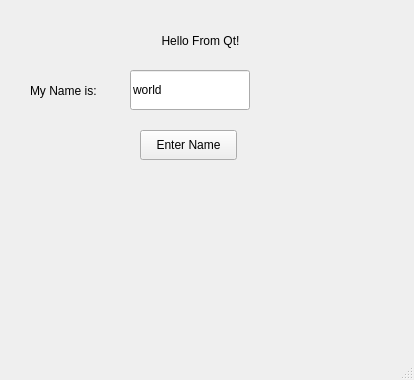
Above: handson_embedded_qt/ch02-HelloFromQt/mainwindow.ui from saibi/qt before the change. Below: the same form after it.
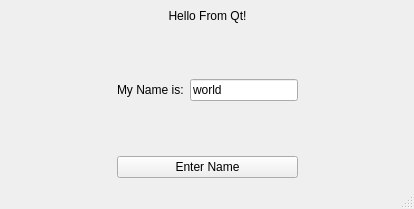
That is the form after the change.

Commit message: handson embedded qt:ch03 deploy target board

The edit to the form file:
```diff
--- a/handson_embedded_qt/ch02-HelloFromQt/mainwindow.ui
+++ b/handson_embedded_qt/ch02-HelloFromQt/mainwindow.ui
@@ -7,22 +7,60 @@
     <x>0</x>
     <y>0</y>
     <width>414</width>
-    <height>380</height>
+    <height>209</height>
    </rect>
   </property>
   <property name="windowTitle">
    <string>MainWindow</string>
   </property>
   <widget class="QWidget" name="centralwidget">
+   <layout class="QGridLayout" name="gridLayout">
+    <item row="2" column="1">
+     <layout class="QHBoxLayout" name="horizontalLayout_3">
+      <item>
+       <widget class="QLabel" name="label_2">
+        <property name="text">
+         <string>My Name is:</string>
+        </property>
+       </widget>
+      </item>
+      <item>
+       <widget class="QLineEdit" name="lineEdit">
+        <property name="text">
+         <string>world</string>
+        </property>
+       </widget>
+      </item>
+     </layout>
+    </item>
+    <item row="4" column="0">
+     <spacer name="horizontalSpacer">
+      <property name="orientation">
+       <enum>Qt::Horizontal</enum>
+      </property>
+      <property name="sizeHint" stdset="0">
+       <size>
+        <width>40</width>
+        <height>20</height>
+       </size>
+      </property>
+     </spacer>
+    </item>
+    <item row="3" column="1">
+     <spacer name="verticalSpacer">
+      <property name="orientation">
+       <enum>Qt::Vertical</enum>
+      </property>
+      <property name="sizeHint" stdset="0">
+       <size>
+        <width>20</width>
+        <height>40</height>
+       </size>
+      </property>
+     </spacer>
+    </item>
+    <item row="0" column="1">
    <widget class="QLabel" name="label">
-    <property name="geometry">
-     <rect>
-      <x>70</x>
-      <y>30</y>
-      <width>261</width>
-      <height>21</height>
-     </rect>
-    </property>
     <property name="text">
      <string>Hello From Qt!</string>
     </property>
@@ -30,45 +68,41 @@
      <set>Qt::AlignCenter</set>
     </property>
    </widget>
-   <widget class="QLineEdit" name="lineEdit">
-    <property name="geometry">
-     <rect>
-      <x>130</x>
-      <y>70</y>
-      <width>120</width>
-      <height>40</height>
-     </rect>
-    </property>
-    <property name="text">
-     <string>world</string>
-    </property>
-   </widget>
-   <widget class="QLabel" name="label_2">
-    <property name="geometry">
-     <rect>
-      <x>30</x>
-      <y>80</y>
-      <width>101</width>
-      <height>22</height>
-     </rect>
-    </property>
-    <property name="text">
-     <string>My Name is:</string>
-    </property>
-   </widget>
+    </item>
+    <item row="4" column="2">
+     <spacer name="horizontalSpacer_2">
+      <property name="orientation">
+       <enum>Qt::Horizontal</enum>
+      </property>
+      <property name="sizeHint" stdset="0">
+       <size>
+        <width>40</width>
+        <height>20</height>
+       </size>
+      </property>
+     </spacer>
+    </item>
+    <item row="4" column="1">
    <widget class="QPushButton" name="pushButton">
-    <property name="geometry">
-     <rect>
-      <x>140</x>
-      <y>130</y>
-      <width>97</width>
-      <height>30</height>
-     </rect>
-    </property>
     <property name="text">
      <string>Enter Name</string>
     </property>
    </widget>
+    </item>
+    <item row="1" column="1">
+     <spacer name="verticalSpacer_2">
+      <property name="orientation">
+       <enum>Qt::Vertical</enum>
+      </property>
+      <property name="sizeHint" stdset="0">
+       <size>
+        <width>20</width>
+        <height>40</height>
+       </size>
+      </property>
+     </spacer>
+    </item>
+   </layout>
   </widget>
   <widget class="QMenuBar" name="menubar">
    <property name="geometry">
```
Lines whose indentation alone changed are shown as unchanged. The commit also changes 1 other file.
